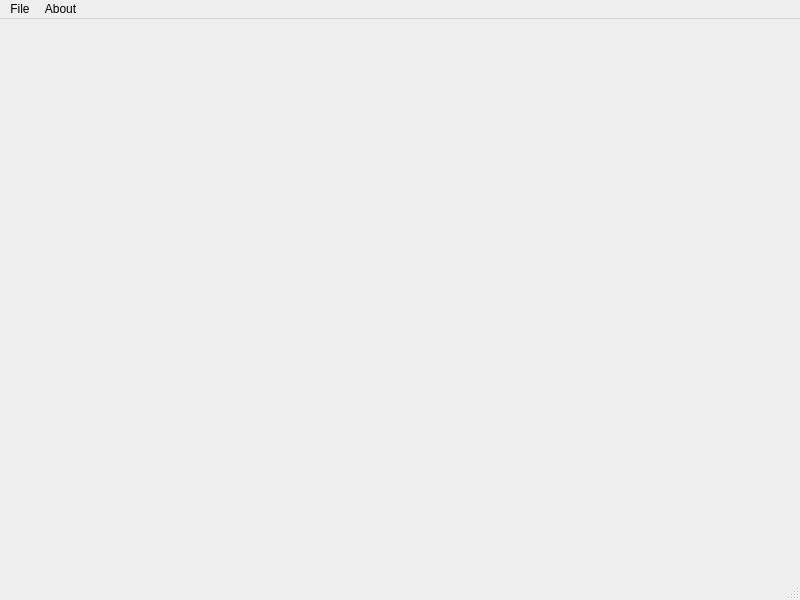
alexandrei/pymporter, file ui/main_window.ui: the form before one commit.
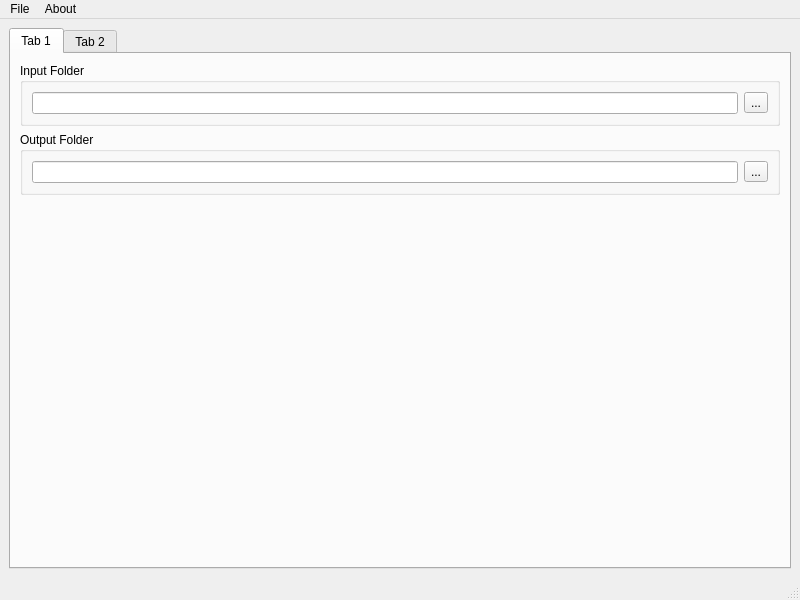
The form after the commit.

Commit message: added group boxes for input/output folders

Patch:
```diff
--- a/ui/main_window.ui
+++ b/ui/main_window.ui
@@ -13,7 +13,90 @@
   <property name="windowTitle">
    <string>MainWindow</string>
   </property>
-  <widget class="QWidget" name="centralwidget"/>
+  <widget class="QWidget" name="centralwidget">
+   <layout class="QVBoxLayout" name="verticalLayout">
+    <item>
+     <widget class="QTabWidget" name="tabWidget">
+      <property name="currentIndex">
+       <number>0</number>
+      </property>
+      <widget class="QWidget" name="tab">
+       <attribute name="title">
+        <string>Tab 1</string>
+       </attribute>
+       <layout class="QVBoxLayout" name="verticalLayout_2">
+        <item>
+         <widget class="QGroupBox" name="groupBox">
+          <property name="title">
+           <string>Input Folder</string>
+          </property>
+          <property name="flat">
+           <bool>false</bool>
+          </property>
+          <property name="checkable">
+           <bool>false</bool>
+          </property>
+          <layout class="QVBoxLayout" name="verticalLayout_3">
+           <item>
+            <layout class="QHBoxLayout" name="horizontalLayout">
+             <item>
+              <widget class="QLineEdit" name="lineEdit"/>
+             </item>
+             <item>
+              <widget class="QToolButton" name="toolButton">
+               <property name="text">
+                <string>...</string>
+               </property>
+              </widget>
+             </item>
+            </layout>
+           </item>
+          </layout>
+         </widget>
+        </item>
+        <item>
+         <widget class="QGroupBox" name="groupBox_2">
+          <property name="title">
+           <string>Output Folder</string>
+          </property>
+          <layout class="QHBoxLayout" name="horizontalLayout_2">
+           <item>
+            <widget class="QLineEdit" name="lineEdit_2"/>
+           </item>
+           <item>
+            <widget class="QToolButton" name="toolButton_2">
+             <property name="text">
+              <string>...</string>
+             </property>
+            </widget>
+           </item>
+          </layout>
+         </widget>
+        </item>
+        <item>
+         <spacer name="verticalSpacer">
+          <property name="orientation">
+           <enum>Qt::Vertical</enum>
+          </property>
+          <property name="sizeHint" stdset="0">
+           <size>
+            <width>20</width>
+            <height>40</height>
+           </size>
+          </property>
+         </spacer>
+        </item>
+       </layout>
+      </widget>
+      <widget class="QWidget" name="tab_2">
+       <attribute name="title">
+        <string>Tab 2</string>
+       </attribute>
+      </widget>
+     </widget>
+    </item>
+   </layout>
+  </widget>
   <widget class="QMenuBar" name="menubar">
    <property name="geometry">
     <rect>
```
Left out of the diff: 4 changed lines with no effect on the pictures.
